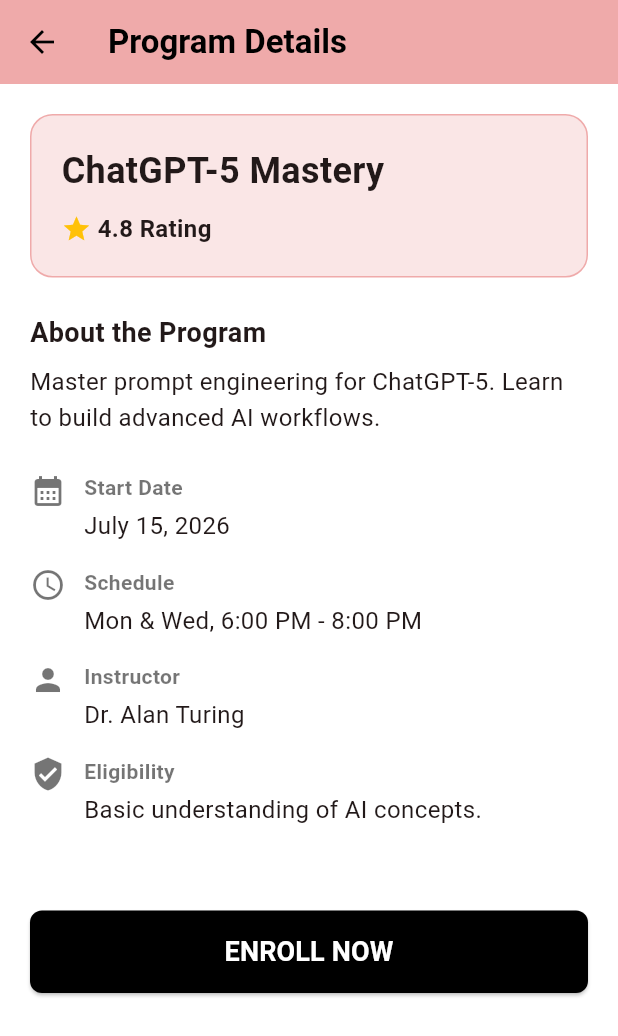
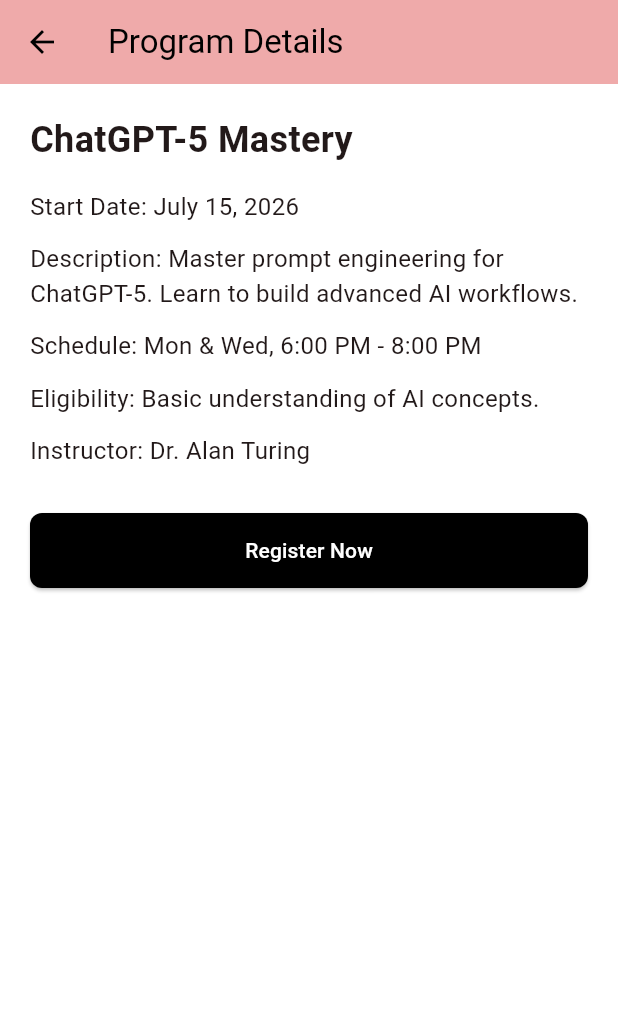
Before and after one commit to 0Cloud11/MAD-Team-10, a Flutter app: the MainLayout screen opened directly, item 2 of the bottom bar chosen, after a tap on "View Details", on a phone screen of 412 x 824 dp. Shown: the top 1036 px of the screen. Run offline on Flutter 3.47's test engine with Material 3 defaults, Android fonts, the phone set to English and light mode, and no system bars; our stand-ins replace shared_preferences; accounts and stored records are empty; network calls fail.

Commit message:
Version 4.1 of APP by me, fixed navigation and added some UI changes to the screens.

```diff
--- a/lib/screens/home_screen.dart
+++ b/lib/screens/home_screen.dart
@@ -1,6 +1,5 @@
 import 'package:flutter/material.dart';
-import '../models/program.dart';
-import 'program_details_screen.dart';
+import 'program_listing_screen.dart';
 
 class HomeScreen extends StatelessWidget {
   const HomeScreen({super.key});
@@ -9,31 +8,6 @@ class HomeScreen extends StatelessWidget {
   Widget build(BuildContext context) {
     final themeColor = Theme.of(context).primaryColor;
 
-    // Future-adaptable: Fetch featured programs from API
-    final featuredProgram1 = Program(
-      id: '1',
-      title: 'ChatGPT-5 Mastery',
-      startDate: 'July 15, 2026',
-      description:
-          'Master prompt engineering for ChatGPT-5. Learn to build advanced AI workflows.',
-      schedule: 'Mon & Wed, 6:00 PM - 8:00 PM',
-      eligibility: 'Basic understanding of AI concepts.',
-      instructor: 'Dr. Alan Turing',
-      rating: 4.8,
-    );
-
-    final featuredProgram2 = Program(
-      id: '2',
-      title: 'Gemini Ultra 2.0 Integration',
-      startDate: 'August 01, 2026',
-      description:
-          'Learn multimodal integrations with Gemini. Text, image, and video processing.',
-      schedule: 'Tue & Thu, 7:00 PM - 9:00 PM',
-      eligibility: 'Intermediate Python programming.',
-      instructor: 'Sarah Connor',
-      rating: 4.9,
-    );
-
     return SafeArea(
       child: Column(
         crossAxisAlignment: CrossAxisAlignment.stretch,
@@ -41,83 +15,44 @@ class HomeScreen extends StatelessWidget {
           Container(
             color: themeColor,
             padding: const EdgeInsets.all(20),
-            child: const Column(
+            child: Column(
               crossAxisAlignment: CrossAxisAlignment.start,
               children: [
-                Text(
+                const Text(
                   'WELCOME BACK,\nDEMO USER!',
                   style: TextStyle(fontSize: 24, fontWeight: FontWeight.bold),
                 ),
-                SizedBox(height: 10),
-                Text('DISCOVER THE LATEST AI TOOLS AND\nTHEIR COURSES!'),
+                const SizedBox(height: 10),
+                const Text('DISCOVER THE LATEST AI TOOLS AND\nTHEIR COURSES!'),
+                const SizedBox(height: 20),
+                SizedBox(
+                  width: double.infinity,
+                  child: ElevatedButton(
+                    onPressed: () {
+                      Navigator.push(
+                        context,
+                        MaterialPageRoute(
+                          builder: (context) => const ProgramListingScreen(),
+                        ),
+                      );
+                    },
+                    child: const Text('GO TO PROGRAM LISTING'),
+                  ),
+                ),
               ],
             ),
           ),
-          const Padding(
-            padding: EdgeInsets.all(20.0),
-            child: Text(
-              'LATEST AI LAUNCHES:',
-              style: TextStyle(fontSize: 18, fontWeight: FontWeight.bold),
-            ),
-          ),
-          Expanded(
-            child: ListView(
-              padding: const EdgeInsets.symmetric(horizontal: 20),
-              children: [
-                _buildCourseCard(context, featuredProgram1),
-                _buildCourseCard(context, featuredProgram2),
-              ],
+          const Expanded(
+            child: Center(
+              child: Text(
+                'Use the button above to open the Program Listing screen.',
+                textAlign: TextAlign.center,
+                style: TextStyle(fontSize: 16),
+              ),
             ),
           ),
         ],
       ),
     );
   }
-
-  Widget _buildCourseCard(BuildContext context, Program program) {
-    return Card(
-      color: Theme.of(context).primaryColor,
-      margin: const EdgeInsets.only(bottom: 20),
-      shape: RoundedRectangleBorder(borderRadius: BorderRadius.circular(15)),
-      elevation: 2,
-      child: Padding(
-        padding: const EdgeInsets.all(20.0),
-        child: Column(
-          crossAxisAlignment: CrossAxisAlignment.start,
-          children: [
-            Text(
-              program.title,
-              style: const TextStyle(fontWeight: FontWeight.bold, fontSize: 18),
-            ),
-            const SizedBox(height: 8),
-            Text(
-              program.description,
-              maxLines: 2,
-              overflow: TextOverflow.ellipsis,
-              style: const TextStyle(fontSize: 14),
-            ),
-            const SizedBox(height: 20),
-            SizedBox(
-              width: double.infinity,
-              child: ElevatedButton(
-                style: ElevatedButton.styleFrom(
-                  backgroundColor: Colors.black54,
-                ),
-                onPressed: () {
-                  Navigator.push(
-                    context,
-                    MaterialPageRoute(
-                      builder: (context) =>
-                          ProgramDetailsScreen(program: program),
-                    ),
-                  );
-                },
-                child: const Text('CLICK HERE TO KNOW MORE!'),
-              ),
-            ),
-          ],
-        ),
-      ),
-    );
-  }
 }
--- a/lib/screens/login_screen.dart
+++ b/lib/screens/login_screen.dart
@@ -78,7 +78,10 @@ class _LoginScreenState extends State<LoginScreen> {
               padding: const EdgeInsets.all(30),
               child: const Text(
                 'Login',
-                style: TextStyle(fontSize: 32, fontWeight: FontWeight.bold),
+                style: TextStyle(
+                  fontSize: 32,
+                  fontWeight: FontWeight.bold,
+                ),
               ),
             ),
             Padding(
@@ -94,8 +97,7 @@ class _LoginScreenState extends State<LoginScreen> {
                   TextField(
                     controller: _loginController,
                     decoration: InputDecoration(
-                      // FIX: Lowercase hints
-                      hintText: 'username or email',
+                      hintText: 'Username/ Email',
                       hintStyle: const TextStyle(color: hintColor),
                       filled: true,
                       fillColor: themeColor,
@@ -115,7 +117,7 @@ class _LoginScreenState extends State<LoginScreen> {
                     controller: _passwordController,
                     obscureText: !_isPasswordVisible,
                     decoration: InputDecoration(
-                      hintText: 'password',
+                      hintText: 'Password',
                       hintStyle: const TextStyle(color: hintColor),
                       filled: true,
                       fillColor: themeColor,
--- a/lib/screens/program_details_screen.dart
+++ b/lib/screens/program_details_screen.dart
@@ -2,145 +2,73 @@ import 'package:flutter/material.dart';
 import '../models/program.dart';
 
 class ProgramDetailsScreen extends StatelessWidget {
-  final Program program;
-
-  const ProgramDetailsScreen({super.key, required this.program});
+  const ProgramDetailsScreen({super.key});
 
   @override
   Widget build(BuildContext context) {
+    final Program program =
+        ModalRoute.of(context)!.settings.arguments as Program;
     final themeColor = Theme.of(context).primaryColor;
 
     return Scaffold(
       appBar: AppBar(
-        backgroundColor: themeColor,
         title: const Text(
           'Program Details',
-          style: TextStyle(color: Colors.black, fontWeight: FontWeight.bold),
+          style: TextStyle(color: Colors.black),
         ),
+        backgroundColor: themeColor,
         iconTheme: const IconThemeData(color: Colors.black),
-        elevation: 0,
       ),
       body: SingleChildScrollView(
-        padding: const EdgeInsets.all(20.0),
+        padding: const EdgeInsets.all(20),
         child: Column(
           crossAxisAlignment: CrossAxisAlignment.start,
           children: [
-            Container(
+            Text(
+              program.title,
+              style: const TextStyle(fontSize: 24, fontWeight: FontWeight.bold),
+            ),
+            const SizedBox(height: 16),
+            Text(
+              'Start Date: ${program.startDate}',
+              style: const TextStyle(fontSize: 16),
+            ),
+            const SizedBox(height: 12),
+            Text(
+              'Description: ${program.description}',
+              style: const TextStyle(fontSize: 16),
+            ),
+            const SizedBox(height: 12),
+            Text(
+              'Schedule: ${program.schedule}',
+              style: const TextStyle(fontSize: 16),
+            ),
+            const SizedBox(height: 12),
+            Text(
+              'Eligibility: ${program.eligibility}',
+              style: const TextStyle(fontSize: 16),
+            ),
+            const SizedBox(height: 12),
+            Text(
+              'Instructor: ${program.instructor}',
+              style: const TextStyle(fontSize: 16),
+            ),
+            const SizedBox(height: 30),
+            SizedBox(
               width: double.infinity,
-              padding: const EdgeInsets.all(20),
-              decoration: BoxDecoration(
-                color: themeColor.withValues(alpha: 0.3),
-                borderRadius: BorderRadius.circular(15),
-                border: Border.all(color: themeColor),
-              ),
-              child: Column(
-                crossAxisAlignment: CrossAxisAlignment.start,
-                children: [
-                  Text(
-                    program.title,
-                    style: const TextStyle(
-                      fontSize: 24,
-                      fontWeight: FontWeight.bold,
-                    ),
-                  ),
-                  const SizedBox(height: 10),
-                  Row(
-                    children: [
-                      const Icon(Icons.star, color: Colors.amber, size: 20),
-                      const SizedBox(width: 4),
-                      Text(
-                        '${program.rating} Rating',
-                        style: const TextStyle(
-                          fontWeight: FontWeight.bold,
-                          fontSize: 16,
-                        ),
-                      ),
-                    ],
-                  ),
-                ],
+              height: 50,
+              child: ElevatedButton(
+                onPressed: () {
+                  ScaffoldMessenger.of(context).showSnackBar(
+                    SnackBar(content: Text('Registered for ${program.title}')),
+                  );
+                },
+                child: const Text('Register Now'),
               ),
             ),
-            const SizedBox(height: 24),
-            const Text(
-              'About the Program',
-              style: TextStyle(fontSize: 18, fontWeight: FontWeight.bold),
-            ),
-            const SizedBox(height: 8),
-            Text(
-              program.description,
-              style: const TextStyle(fontSize: 16, height: 1.5),
-            ),
-
-            const SizedBox(height: 24),
-            _buildDetailSection(
-              Icons.calendar_month,
-              'Start Date',
-              program.startDate,
-            ),
-            _buildDetailSection(Icons.schedule, 'Schedule', program.schedule),
-            _buildDetailSection(Icons.person, 'Instructor', program.instructor),
-            _buildDetailSection(
-              Icons.verified_user,
-              'Eligibility',
-              program.eligibility,
-            ),
-
-            const SizedBox(height: 40),
-            SizedBox(
-              width: double.infinity,
-              height: 55,
-              child: ElevatedButton(
-                onPressed: () {
-                  // Future integration: API call to register user for course
-                  ScaffoldMessenger.of(context).showSnackBar(
-                    SnackBar(
-                      content: Text(
-                        'Successfully enrolled in ${program.title}!',
-                      ),
-                      backgroundColor: Colors.green,
-                    ),
-                  );
-                  Navigator.pop(context);
-                },
-                child: const Text(
-                  'ENROLL NOW',
-                  style: TextStyle(fontSize: 18, fontWeight: FontWeight.bold),
-                ),
-              ),
-            ),
-            const SizedBox(height: 20),
           ],
         ),
       ),
     );
   }
-
-  Widget _buildDetailSection(IconData icon, String title, String content) {
-    return Padding(
-      padding: const EdgeInsets.only(bottom: 16.0),
-      child: Row(
-        crossAxisAlignment: CrossAxisAlignment.start,
-        children: [
-          Icon(icon, color: Colors.black54, size: 24),
-          const SizedBox(width: 12),
-          Expanded(
-            child: Column(
-              crossAxisAlignment: CrossAxisAlignment.start,
-              children: [
-                Text(
-                  title,
-                  style: const TextStyle(
-                    fontWeight: FontWeight.bold,
-                    color: Colors.black54,
-                  ),
-                ),
-                const SizedBox(height: 4),
-                Text(content, style: const TextStyle(fontSize: 16)),
-              ],
-            ),
-          ),
-        ],
-      ),
-    );
-  }
 }
--- a/lib/screens/program_listing_screen.dart
+++ b/lib/screens/program_listing_screen.dart
@@ -10,7 +10,6 @@ class ProgramListingScreen extends StatefulWidget {
 }
 
 class _ProgramListingScreenState extends State<ProgramListingScreen> {
-  // Future-adaptable: This list can be populated from an API later
   final List<Program> _allPrograms = [
     Program(
       id: '1',
@@ -73,19 +72,37 @@ class _ProgramListingScreenState extends State<ProgramListingScreen> {
     });
   }
 
+  void _openProgramDetails(Program program) {
+    Navigator.push(
+      context,
+      MaterialPageRoute(
+        builder: (context) => const ProgramDetailsScreen(),
+        settings: RouteSettings(arguments: program),
+      ),
+    );
+  }
+
   @override
   Widget build(BuildContext context) {
     final themeColor = Theme.of(context).primaryColor;
 
-    return SafeArea(
-      child: Column(
+    return Scaffold(
+      appBar: AppBar(
+        title: const Text(
+          'Program Listing',
+          style: TextStyle(color: Colors.black),
+        ),
+        backgroundColor: themeColor,
+        iconTheme: const IconThemeData(color: Colors.black),
+      ),
+      body: Column(
         children: [
           Container(
             color: themeColor,
             padding: const EdgeInsets.all(20),
             width: double.infinity,
             child: const Text(
-              'HEY!\nHERE YOU CAN SEARCH ABOUT A PARTICULAR AI COURSE THAT YOU FIND AMUSING!',
+              'Browse available programs and view full details.',
               style: TextStyle(fontWeight: FontWeight.bold),
             ),
           ),
@@ -102,111 +119,61 @@ class _ProgramListingScreenState extends State<ProgramListingScreen> {
                   borderRadius: BorderRadius.circular(30),
                   borderSide: BorderSide.none,
                 ),
-                contentPadding: const EdgeInsets.symmetric(horizontal: 20),
               ),
             ),
           ),
           Expanded(
-            child: _filteredPrograms.isEmpty
-                ? const Center(child: Text('No programs found.'))
-                // Future-adaptable: ListView.builder is efficient for long API lists
-                : ListView.builder(
-                    padding: const EdgeInsets.symmetric(horizontal: 20),
-                    itemCount: _filteredPrograms.length,
-                    itemBuilder: (context, index) {
-                      return _buildCourseCard(
-                        context,
-                        _filteredPrograms[index],
-                      );
-                    },
+            child: ListView.builder(
+              padding: const EdgeInsets.symmetric(horizontal: 20),
+              itemCount: _filteredPrograms.length,
+              itemBuilder: (context, index) {
+                final program = _filteredPrograms[index];
+                return Card(
+                  color: themeColor,
+                  margin: const EdgeInsets.only(bottom: 20),
+                  shape: RoundedRectangleBorder(
+                    borderRadius: BorderRadius.circular(15),
                   ),
+                  child: Padding(
+                    padding: const EdgeInsets.all(16),
+                    child: Column(
+                      crossAxisAlignment: CrossAxisAlignment.start,
+                      children: [
+                        Text(
+                          program.title,
+                          style: const TextStyle(
+                            fontSize: 18,
+                            fontWeight: FontWeight.bold,
+                          ),
+                        ),
+                        const SizedBox(height: 8),
+                        Text(
+                          'Start Date: ${program.startDate}',
+                          style: const TextStyle(fontSize: 14),
+                        ),
+                        const SizedBox(height: 8),
+                        Text(
+                          program.description,
+                          maxLines: 2,
+                          overflow: TextOverflow.ellipsis,
+                        ),
+                        const SizedBox(height: 16),
+                        SizedBox(
+                          width: double.infinity,
+                          child: ElevatedButton(
+                            onPressed: () => _openProgramDetails(program),
+                            child: const Text('View Details'),
+                          ),
+                        ),
+                      ],
+                    ),
+                  ),
+                );
+              },
+            ),
           ),
         ],
       ),
     );
   }
-
-  Widget _buildCourseCard(BuildContext context, Program program) {
-    return Card(
-      color: Theme.of(context).primaryColor,
-      margin: const EdgeInsets.only(bottom: 20),
-      shape: RoundedRectangleBorder(borderRadius: BorderRadius.circular(15)),
-      elevation: 2,
-      child: Padding(
-        padding: const EdgeInsets.all(15.0),
-        child: Column(
-          crossAxisAlignment: CrossAxisAlignment.start,
-          children: [
-            Row(
-              mainAxisAlignment: MainAxisAlignment.spaceBetween,
-              children: [
-                Expanded(
-                  child: Text(
-                    program.title,
-                    style: const TextStyle(
-                      fontWeight: FontWeight.bold,
-                      fontSize: 18,
-                    ),
-                  ),
-                ),
-                Row(
-                  children: [
-                    const Icon(Icons.star, color: Colors.amber, size: 18),
-                    Text(
-                      program.rating.toString(),
-                      style: const TextStyle(fontWeight: FontWeight.bold),
-                    ),
-                  ],
-                ),
-              ],
-            ),
-            const SizedBox(height: 8),
-            Row(
-              children: [
-                const Icon(
-                  Icons.calendar_today,
-                  size: 14,
-                  color: Colors.black54,
-                ),
-                const SizedBox(width: 4),
-                Text(
-                  'Starts: ${program.startDate}',
-                  style: const TextStyle(color: Colors.black87, fontSize: 13),
-                ),
-              ],
-            ),
-            const SizedBox(height: 10),
-            Text(
-              program.description,
-              maxLines: 2,
-              overflow: TextOverflow.ellipsis,
-              style: const TextStyle(fontSize: 14),
-            ),
-            const SizedBox(height: 15),
-            SizedBox(
-              width: double.infinity,
-              child: ElevatedButton(
-                style: ElevatedButton.styleFrom(
-                  backgroundColor: Colors.black,
-                  shape: RoundedRectangleBorder(
-                    borderRadius: BorderRadius.circular(8),
-                  ),
-                ),
-                onPressed: () {
-                  Navigator.push(
-                    context,
-                    MaterialPageRoute(
-                      builder: (context) =>
-                          ProgramDetailsScreen(program: program),
-                    ),
-                  );
-                },
-                child: const Text('View Details'),
-              ),
-            ),
-          ],
-        ),
-      ),
-    );
-  }
 }
--- a/lib/screens/signup_screen.dart
+++ b/lib/screens/signup_screen.dart
@@ -201,8 +201,7 @@ class _SignUpScreenState extends State<SignUpScreen> {
               TextField(
                 controller: _usernameController,
                 decoration: InputDecoration(
-                  // FIX: Lowercase hints
-                  hintText: 'username',
+                  hintText: 'Username',
                   hintStyle: const TextStyle(color: hintColor),
                   filled: true,
                   fillColor: themeColor,
@@ -221,8 +220,7 @@ class _SignUpScreenState extends State<SignUpScreen> {
               TextField(
                 controller: _emailController,
                 decoration: InputDecoration(
-                  // FIX: Lowercase hints
-                  hintText: 'email',
+                  hintText: 'Email',
                   hintStyle: const TextStyle(color: hintColor),
                   filled: true,
                   fillColor: themeColor,
@@ -247,7 +245,7 @@ class _SignUpScreenState extends State<SignUpScreen> {
                   LengthLimitingTextInputFormatter(_maxPasswordLength),
                 ],
                 decoration: InputDecoration(
-                  hintText: 'password',
+                  hintText: 'Password',
                   hintStyle: const TextStyle(color: hintColor),
                   filled: true,
                   fillColor: themeColor,
```
